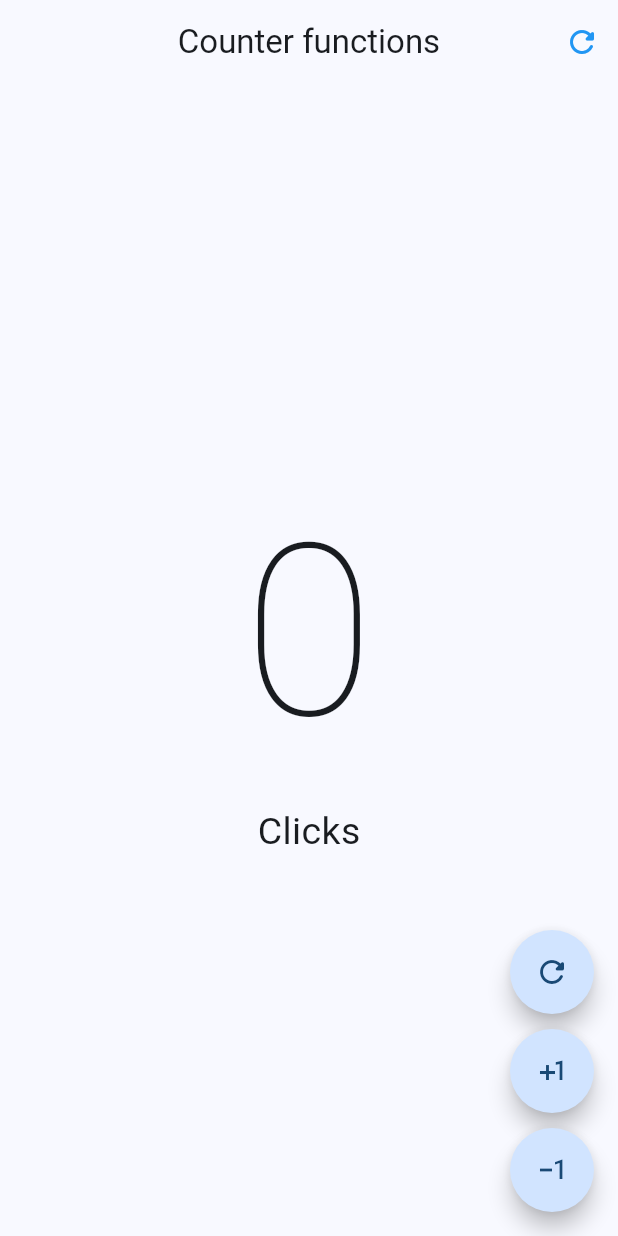
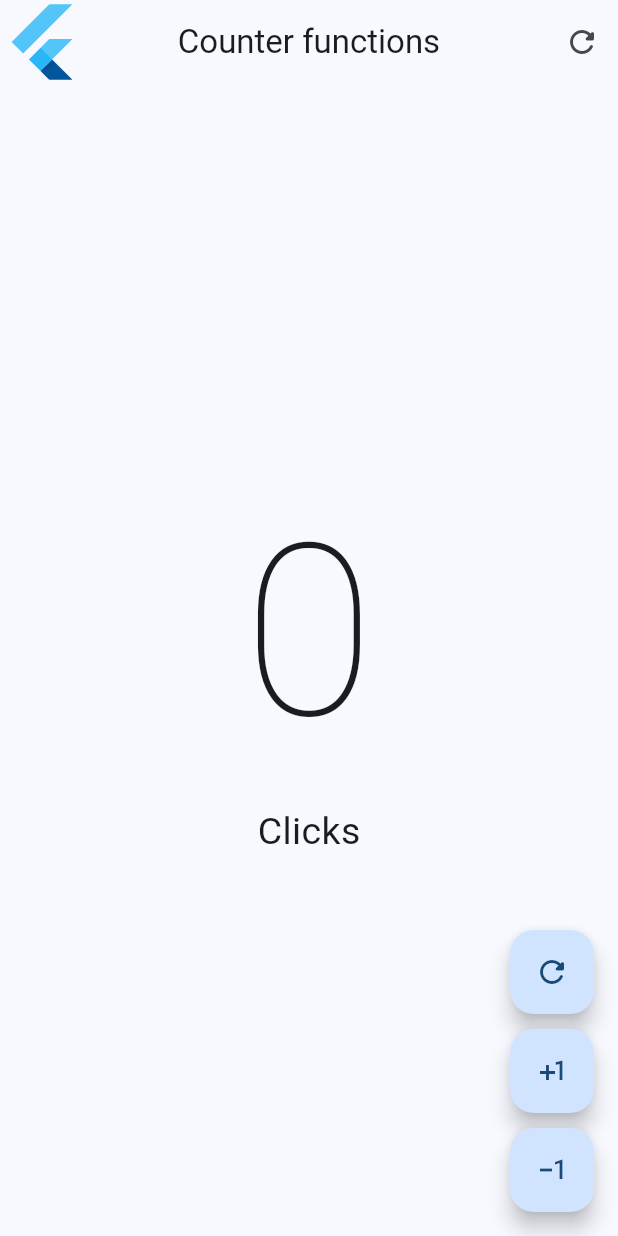
Before and after one commit to JhonnSantiagoBernalJuradoCampus/Contador-flutter, a Flutter app: the screen it shows after launch, after a tap on the "refresh" icon, on a phone screen of 412 x 824 dp. Run offline on Flutter 3.47's test engine with Material 3 defaults, Android fonts, the phone set to English and light mode, and no system bars.

```diff
--- a/lib/presentation/screens/counter/counter_functions_screen.dart
+++ b/lib/presentation/screens/counter/counter_functions_screen.dart
@@ -17,9 +17,9 @@ class _CounterFunctionsScreenState extends State<CounterFunctionsScreen> {
       appBar: AppBar(
         centerTitle: true,
         title: const Text('Counter functions'),
+        leading: const FlutterLogo(),
         actions: <Widget>[
           IconButton(
-            color: Colors.blue,
             icon: const Icon(Icons.refresh_rounded),
             onPressed: (){
               setState(() {
@@ -42,25 +42,40 @@ class _CounterFunctionsScreenState extends State<CounterFunctionsScreen> {
           ],
         )
       ),
-      floatingActionButton: const Column(
+      floatingActionButton: Column(
         mainAxisAlignment: MainAxisAlignment.end,
         children: <Widget>[
 
           CustomBotton(
             icon: Icons.refresh_rounded,
+            onPressed: () {
+              setState(() {
+                clickCounter= 0;
+              });
+            },
           ),
 
-          SizedBox(height: 10,),
+          const SpaceBotton(),
 
           CustomBotton(
             icon: Icons.plus_one,
+            onPressed: () {
+              setState(() {
+                clickCounter++;
+              });
+            },
           ),
 
-          SizedBox(height: 10,),
+          const SpaceBotton(),
 
 
           CustomBotton(
             icon: Icons.exposure_minus_1_outlined,
+            onPressed: () {
+              setState(() {
+                clickCounter--;
+              });
+            },
           ),
         ],
       ),
@@ -68,9 +83,20 @@ class _CounterFunctionsScreenState extends State<CounterFunctionsScreen> {
   }
 }
 
+class SpaceBotton extends StatelessWidget {
+  const SpaceBotton({
+    super.key,
+  });
+
+  @override
+  Widget build(BuildContext context) {
+    return const SizedBox(height: 10,);
+  }
+}
+
 class CustomBotton extends StatelessWidget {
   final IconData icon;
-  final Function? onPressed;
+  final VoidCallback? onPressed;
   const CustomBotton({
     super.key,
     required this.icon,
@@ -80,10 +106,8 @@ class CustomBotton extends StatelessWidget {
   @override
   Widget build(BuildContext context) {
     return FloatingActionButton(
-      shape: const CircleBorder(),
-      onPressed: () {
-
-      },
+      // shape: const CircleBorder(),
+      onPressed: onPressed,
       child: Icon(icon),
     );
   }
```
